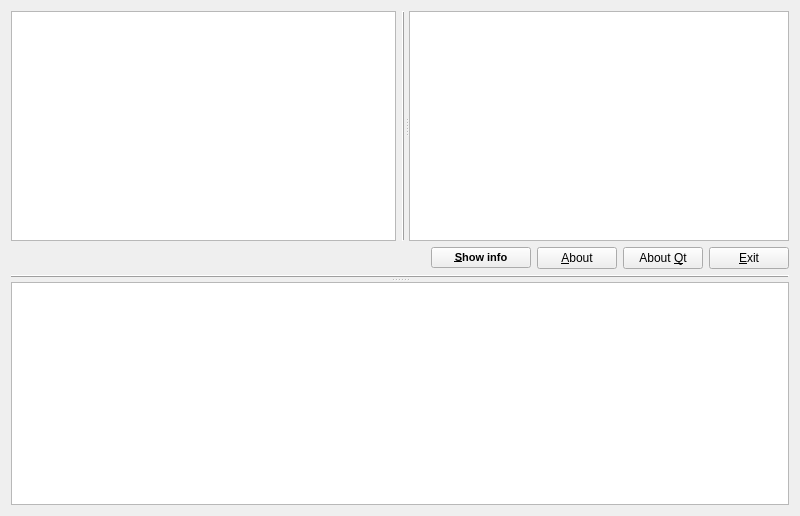
Qt form main_window.ui (olgerd27/files_informer) before a commit.
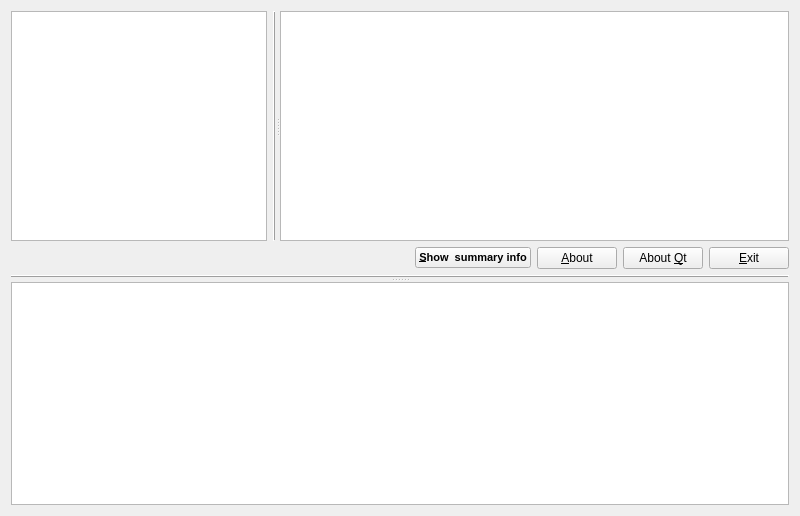
The same form after that commit. Custom widgets are drawn as their Qt base class.

Commit message: Added the "Line quantity" column in the right table.

Patch:
```diff
--- a/main_window.ui
+++ b/main_window.ui
@@ -41,7 +41,7 @@
              </property>
              <property name="minimumSize">
               <size>
-               <width>0</width>
+               <width>200</width>
                <height>0</height>
               </size>
              </property>
@@ -65,13 +65,31 @@
            </item>
           </layout>
          </widget>
-         <widget class="QListView" name="m_dirsContentsList">
+         <widget class="QTableView" name="m_rightTableInfo">
+          <property name="sizePolicy">
+           <sizepolicy hsizetype="Preferred" vsizetype="Expanding">
+            <horstretch>1</horstretch>
+            <verstretch>0</verstretch>
+           </sizepolicy>
+          </property>
           <property name="minimumSize">
            <size>
-            <width>0</width>
+            <width>300</width>
             <height>0</height>
            </size>
           </property>
+          <property name="sizeAdjustPolicy">
+           <enum>QAbstractScrollArea::AdjustToContents</enum>
+          </property>
+          <property name="selectionBehavior">
+           <enum>QAbstractItemView::SelectRows</enum>
+          </property>
+          <attribute name="horizontalHeaderStretchLastSection">
+           <bool>true</bool>
+          </attribute>
+          <attribute name="verticalHeaderVisible">
+           <bool>false</bool>
+          </attribute>
          </widget>
         </widget>
        </item>
@@ -106,7 +124,7 @@
             </font>
            </property>
            <property name="text">
-            <string>&amp;Show info</string>
+            <string>&amp;Show  summary info</string>
            </property>
           </widget>
          </item>
```
Left out of the diff: 25 changed lines with no effect on the pictures. The commit also changes 6 other files.
